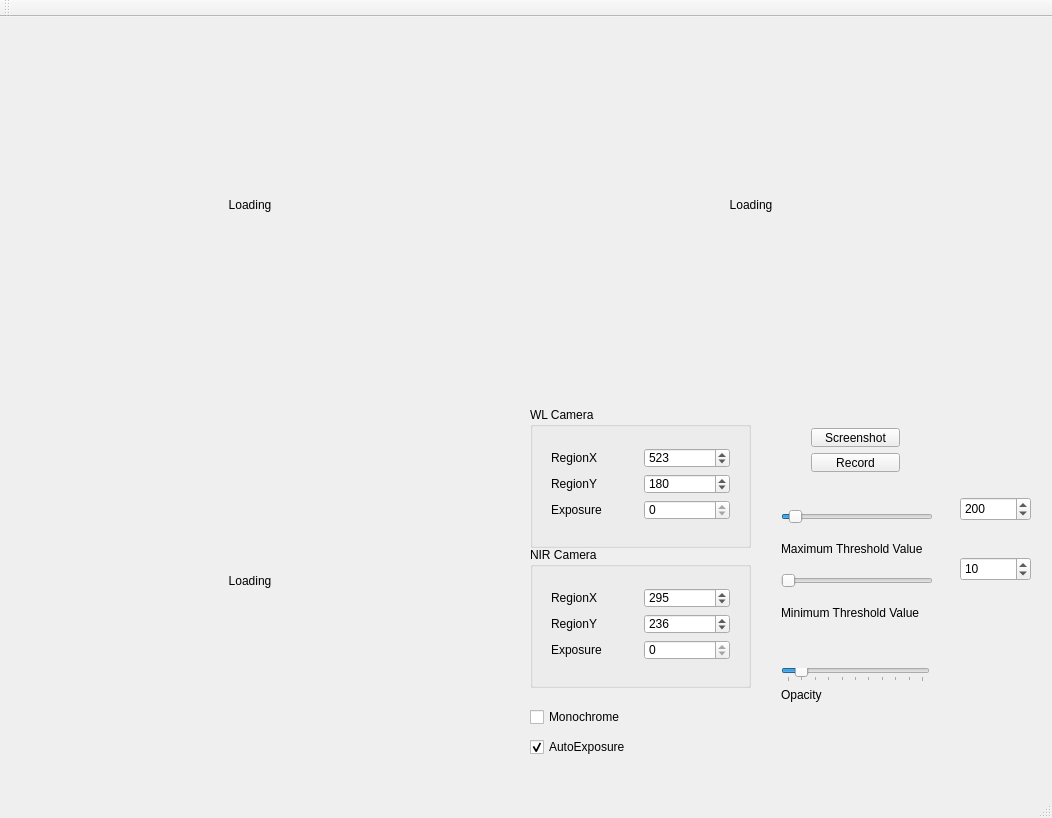
Before: the Qt Designer form multichannelviewer.ui in Solid-Sponge/MultiChannelViewer, drawn with Qt 5.
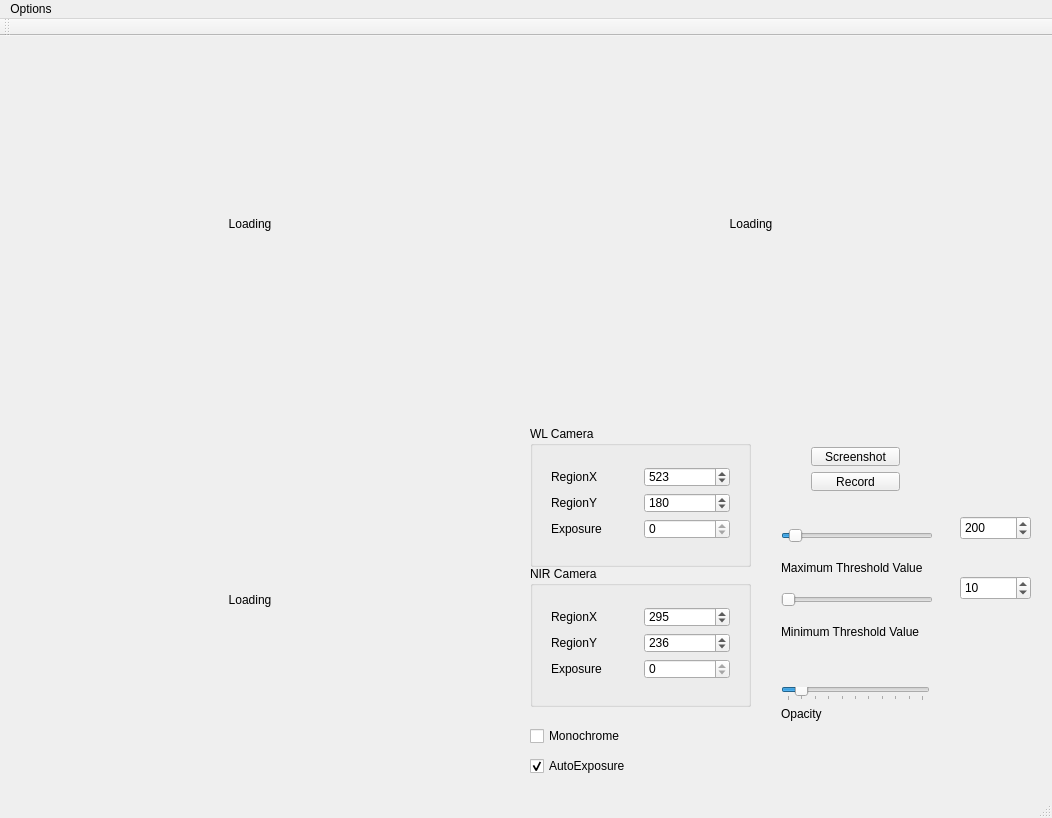
After: the same form once the commit is applied.

Commit message:
Added NIR automatic calibration for thresholding
Essentially renders Manual thresholding moot. Will remove min/max thresh
sliders later.

```diff
--- a/multichannelviewer.ui
+++ b/multichannelviewer.ui
@@ -328,7 +328,7 @@
      <bool>true</bool>
     </property>
    </widget>
-   <widget class="QWidget" name="">
+   <widget class="QWidget" name="layoutWidget">
     <property name="geometry">
      <rect>
       <x>770</x>
@@ -383,7 +383,7 @@
      </item>
     </layout>
    </widget>
-   <widget class="QWidget" name="">
+   <widget class="QWidget" name="layoutWidget">
     <property name="geometry">
      <rect>
       <x>770</x>
@@ -444,6 +444,13 @@
      <height>22</height>
     </rect>
    </property>
+   <widget class="QMenu" name="menuOptions">
+    <property name="title">
+     <string>Options</string>
+    </property>
+    <addaction name="actionCalibrate_NIR"/>
+   </widget>
+   <addaction name="menuOptions"/>
   </widget>
   <widget class="QToolBar" name="mainToolBar">
    <attribute name="toolBarArea">
```
Left out of the diff: 8 changed lines with no effect on the pictures. The commit also changes 2 other files.
